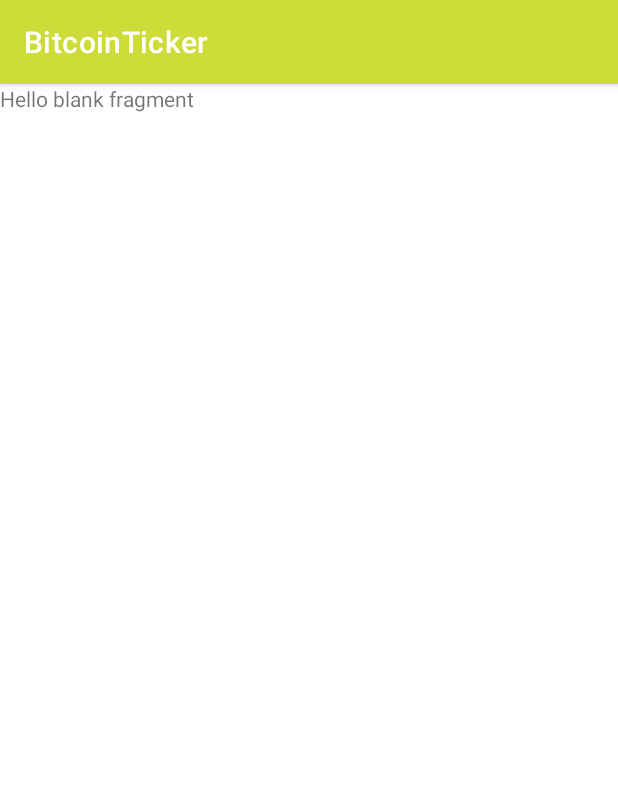
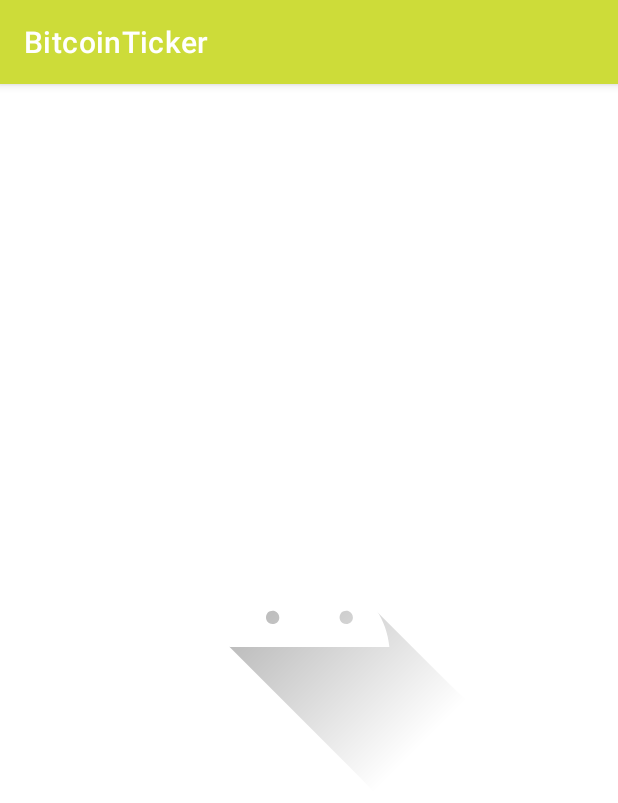
Before and after one commit to huseyinozkoc/BitcoinTicker, an Android app: the screen it shows after launch (MainActivity), on a phone screen of 412 x 824 dp. Shown: the top 803 px of the screen. Run offline under Robolectric (Android 15) with nearby library versions, the phone set to English and light mode, and no system bars; 1 statement that could not run was skipped.

Commit message:
Added ViewBinding into the project and created ViewBindingDelegate

```diff
--- a/app/src/main/java/com/huseyinozkoc/bitcointicker/presentation/SplashPage.kt
+++ b/app/src/main/java/com/huseyinozkoc/bitcointicker/presentation/SplashPage.kt
@@ -1,14 +1,23 @@
 package com.huseyinozkoc.bitcointicker.presentation
 
 import android.os.Bundle
+import android.util.Log
 import androidx.fragment.app.Fragment
 import android.view.LayoutInflater
 import android.view.View
 import android.view.ViewGroup
+import androidx.lifecycle.lifecycleScope
 import com.huseyinozkoc.bitcointicker.R
+import com.huseyinozkoc.bitcointicker.common.viewBinding
+import com.huseyinozkoc.bitcointicker.databinding.FragmentSplashPageBinding
+import kotlinx.coroutines.Dispatchers
 
 
 class SplashPage : Fragment() {
+
+
+    private val binding by viewBinding(FragmentSplashPageBinding::bind)
+
 
     override fun onCreateView(
         inflater: LayoutInflater, container: ViewGroup?,
@@ -18,4 +27,13 @@
         return inflater.inflate(R.layout.fragment_splash_page, container, false)
     }
 
+    override fun onViewCreated(view: View, savedInstanceState: Bundle?) {
+        super.onViewCreated(view, savedInstanceState)
+
+        binding.appLogo.setOnClickListener {
+
+        }
+
+    }
+
 }
--- a/app/src/main/res/layout/fragment_splash_page.xml
+++ b/app/src/main/res/layout/fragment_splash_page.xml
@@ -1,14 +1,21 @@
 <?xml version="1.0" encoding="utf-8"?>
-<FrameLayout xmlns:android="http://schemas.android.com/apk/res/android"
+<androidx.constraintlayout.widget.ConstraintLayout xmlns:android="http://schemas.android.com/apk/res/android"
+    xmlns:app="http://schemas.android.com/apk/res-auto"
     xmlns:tools="http://schemas.android.com/tools"
     android:layout_width="match_parent"
     android:layout_height="match_parent"
     tools:context=".presentation.SplashPage">
 
-    <!-- TODO: Update blank fragment layout -->
-    <TextView
-        android:layout_width="match_parent"
-        android:layout_height="match_parent"
-        android:text="@string/hello_blank_fragment" />
 
-</FrameLayout>
+    <ImageView
+        android:id="@+id/app_logo"
+        android:layout_width="250dp"
+        android:layout_height="250dp"
+        app:layout_constraintBottom_toBottomOf="parent"
+        app:layout_constraintEnd_toEndOf="parent"
+        app:layout_constraintStart_toStartOf="parent"
+        app:layout_constraintTop_toTopOf="parent"
+        app:srcCompat="@drawable/ic_launcher_foreground">
+    </ImageView>
+
+</androidx.constraintlayout.widget.ConstraintLayout>
--- a/build.gradle
+++ b/build.gradle
@@ -2,7 +2,7 @@
 plugins {
     id 'com.android.application' version '7.2.2' apply false
     id 'com.android.library' version '7.2.2' apply false
-    id 'org.jetbrains.kotlin.android' version '1.7.10' apply false
+    id 'org.jetbrains.kotlin.android' version '1.8.20' apply false
 }
 
 task clean(type: Delete) {
```
Also changed, not shown: app/build.gradle (+7 -0 lines), app/src/main/java/com/huseyinozkoc/bitcointicker/common/ViewBindingDelegate.kt (added, +36 -0 lines).
